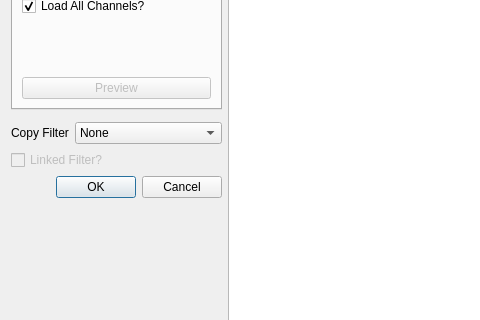
Qt form src/main/python/ui/signal.ui (3ll3d00d/beqdesigner) before a commit; both pictures show x 0 to 480 and y 220 to 540 of the 1392 by 748 pixel window.
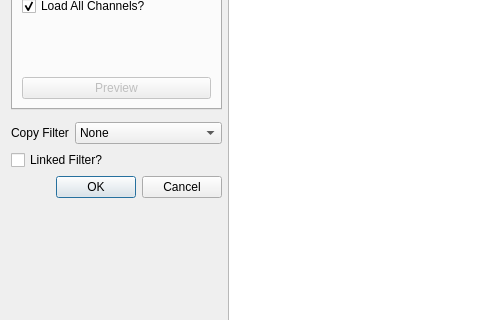
The same form after that commit. Custom widgets are drawn as their Qt base class.

Patch:
```diff
--- a/src/main/python/ui/signal.ui
+++ b/src/main/python/ui/signal.ui
@@ -19,7 +19,7 @@
      <item row="3" column="0">
       <widget class="QCheckBox" name="linkedSignal">
        <property name="enabled">
-        <bool>false</bool>
+        <bool>true</bool>
        </property>
        <property name="text">
         <string>Linked Filter?</string>
```
